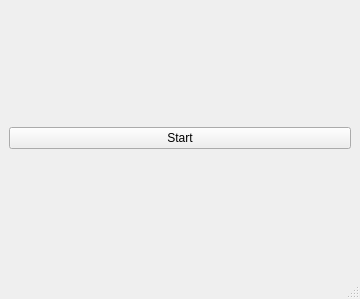
Above: mainwindow.ui from communa/timetracker before the change. Below: the same form after it.
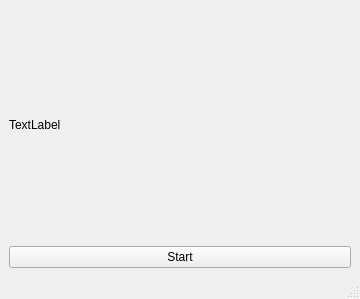
That is the form after the change.

Commit message: learn: learning basics qt, timer

```diff
--- a/mainwindow.ui
+++ b/mainwindow.ui
@@ -18,6 +18,13 @@
   </property>
   <widget class="QWidget" name="centralwidget">
    <layout class="QVBoxLayout" name="verticalLayout">
+    <item>
+     <widget class="QLabel" name="timerLabel">
+      <property name="text">
+       <string>TextLabel</string>
+      </property>
+     </widget>
+    </item>
     <item>
      <widget class="QPushButton" name="timerButton">
       <property name="text">
```
The commit also changes 8 other files.
